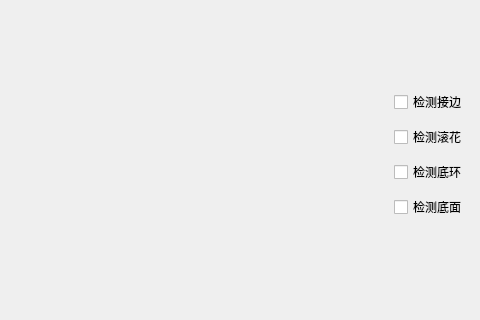
The window that DigitalImageProcess/MainWindow1.ui (haitaoh/DigitalImageProcess) describes before a commit, drawn with Qt 5; both pictures show x 446 to 926 and y 118 to 438 of the 926 by 534 pixel window.
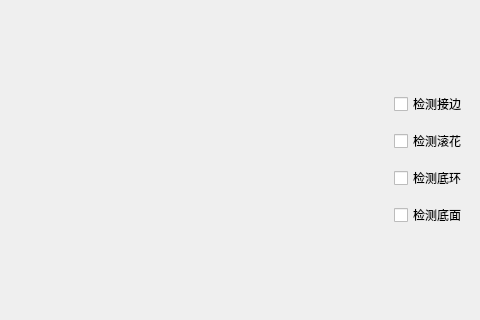
The same window after the commit.

Patch:
```diff
--- a/DigitalImageProcess/MainWindow1.ui
+++ b/DigitalImageProcess/MainWindow1.ui
@@ -26,12 +26,17 @@
       <x>840</x>
       <y>180</y>
       <width>82</width>
-      <height>141</height>
+      <height>151</height>
      </rect>
     </property>
     <layout class="QVBoxLayout" name="verticalLayout_2">
      <item>
       <widget class="QCheckBox" name="checkBox_2">
+       <property name="font">
+        <font>
+         <family>Microsoft YaHei UI</family>
+        </font>
+       </property>
        <property name="text">
         <string>检测接边</string>
        </property>
@@ -39,6 +44,11 @@
      </item>
      <item>
       <widget class="QCheckBox" name="checkBox">
+       <property name="font">
+        <font>
+         <family>Microsoft YaHei UI</family>
+        </font>
+       </property>
        <property name="text">
         <string>检测滚花</string>
        </property>
@@ -46,6 +56,11 @@
      </item>
      <item>
       <widget class="QCheckBox" name="checkBox_3">
+       <property name="font">
+        <font>
+         <family>Microsoft YaHei UI</family>
+        </font>
+       </property>
        <property name="text">
         <string>检测底环</string>
        </property>
@@ -53,6 +68,11 @@
      </item>
      <item>
       <widget class="QCheckBox" name="checkBox_4">
+       <property name="font">
+        <font>
+         <family>Microsoft YaHei UI</family>
+        </font>
+       </property>
        <property name="text">
         <string>检测底面</string>
        </property>
```
Left out of the diff: 24 changed lines with no effect on the pictures.
